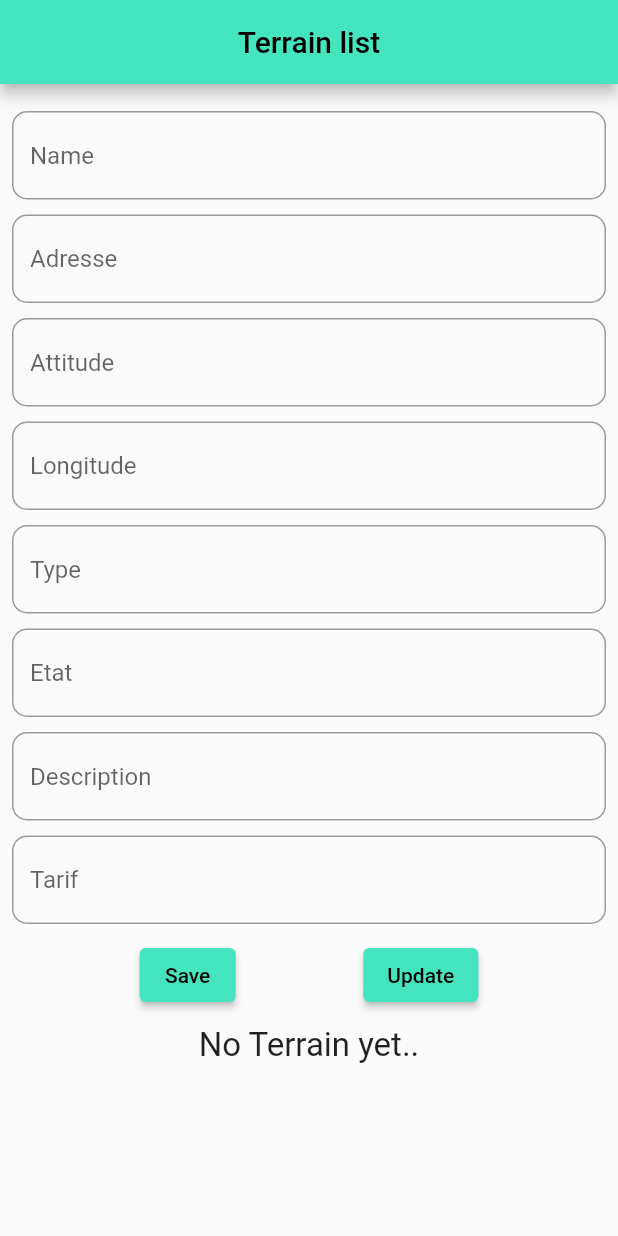
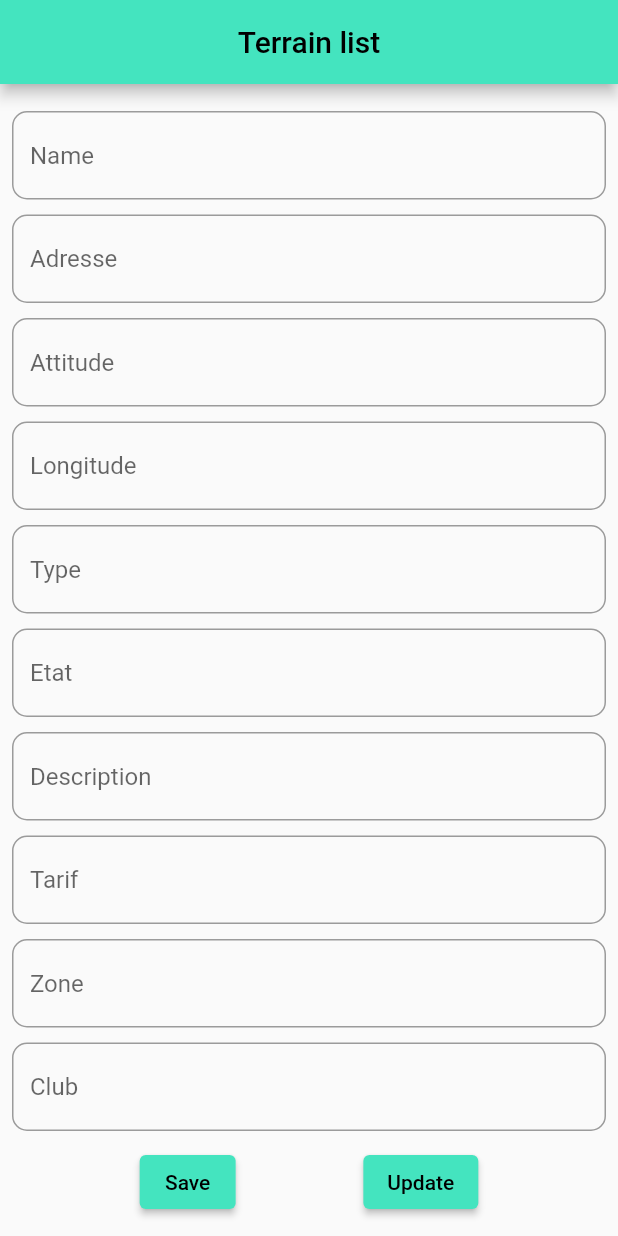
Before and after one commit to maalfiwissal/pfa_mobile1, a Flutter app: the screen it shows after launch, after a tap on "Update", on a phone screen of 412 x 824 dp. Run offline on Flutter 3.47's test engine with Material 2 defaults, Android fonts, the phone set to English and light mode, and no system bars.

Commit message:
First commit

```diff
--- a/project/lib/home_club.dart
+++ b/project/lib/home_club.dart
@@ -1,5 +1,7 @@
 import 'package:flutter/material.dart';
 import 'package:project/club.dart';
+
+
 
 class HomeClub extends StatefulWidget {
   const HomeClub({Key? key}) : super(key: key);
--- a/project/lib/home_terrain.dart
+++ b/project/lib/home_terrain.dart
@@ -1,5 +1,8 @@
+import 'package:project/terrain.dart';
+import 'package:project/zone.dart';
+import 'package:project/club.dart';
 import 'package:flutter/material.dart';
-import 'package:project/terrain.dart';
+
 
 class HomeTerrain extends StatefulWidget {
 
@@ -18,7 +21,10 @@ class _HomePageState extends State<HomeTerrain> {
   TextEditingController etatController = TextEditingController();
   TextEditingController descriptionController = TextEditingController();
   TextEditingController tarifController = TextEditingController();
+  TextEditingController zoneNameController = TextEditingController();
+  TextEditingController clubNameController = TextEditingController();
   List<Terrain> contacts = List.empty(growable: true);
+
 
   int selectedIndex = -1;
 
@@ -136,6 +142,28 @@ class _HomePageState extends State<HomeTerrain> {
             ),
             const SizedBox(height: 10),
 
+            TextField(
+              controller: zoneNameController,
+              decoration: const InputDecoration(
+                  hintText: 'Zone',
+                  border: OutlineInputBorder(
+                      borderRadius: BorderRadius.all(
+                    Radius.circular(10),
+                  ))),
+            ),
+            const SizedBox(height: 10),
+
+            TextField(
+              controller: clubNameController,
+              decoration: const InputDecoration(
+                  hintText: 'Club',
+                  border: OutlineInputBorder(
+                      borderRadius: BorderRadius.all(
+                    Radius.circular(10),
+                  ))),
+            ),
+            const SizedBox(height: 10),
+
             Row(
               mainAxisAlignment: MainAxisAlignment.spaceEvenly,
               children: [
@@ -150,9 +178,11 @@ class _HomePageState extends State<HomeTerrain> {
                       bool etat = etatController.text.trim()=='true';
                       String description = descriptionController.text.trim();
                       String tarif = tarifController.text.trim();
+                      String zoneName = zoneNameController.text.trim();
+                      String clubName = clubNameController.text.trim();
                       if (nom.isNotEmpty && adresse.isNotEmpty && attitude.isNotEmpty
                       && longitude.isNotEmpty && type.isNotEmpty && description.isNotEmpty
-                      && tarif.isNotEmpty) {
+                      && tarif.isNotEmpty && zoneName.isNotEmpty && clubName.isNotEmpty)  {
                         setState(() {
                           nomController.text = '';
                           adresseController.text = '';
@@ -162,8 +192,14 @@ class _HomePageState extends State<HomeTerrain> {
                           etatController.text='';
                           descriptionController.text='';
                           tarifController.text='';
-                          contacts.add(Terrain( terrainId:'',nom: nom, adresse:adresse, attitude:num.parse(attitude),
-                          longitude:num.parse(longitude), type:num.parse(type),etat:etat,description: description ,tarif:num.parse(tarif)));
+                          zoneNameController.text='';
+                          clubNameController.text='';
+
+                          Club newClub =Club(name: clubName);
+                          Zone newZone = Zone(name: zoneName);
+                          contacts.add (Terrain( terrainId:'',nom: nom, adresse:adresse, attitude:num.parse(attitude),
+                          longitude:num.parse(longitude), type:num.parse(type),etat:etat,description: description ,tarif:num.parse(tarif),
+                          zone:newZone, club: newClub ));
                         });
                       }
                       //
@@ -179,10 +215,12 @@ class _HomePageState extends State<HomeTerrain> {
                       String type =typeController.text.trim();
                       bool etat =etatController.text.trim()=='true';
                       String description = descriptionController.text.trim();
-                      String tarif =typeController.text.trim();
+                      String tarif =tarifController.text.trim();
+                      String zoneName =zoneNameController.text.trim();
+                      String clubName = clubNameController.text.trim();
                       if (nom.isNotEmpty && adresse.isNotEmpty && attitude.isNotEmpty && selectedIndex != -1
                       && longitude.isNotEmpty && type.isNotEmpty && description.isNotEmpty
-                      && tarif.isNotEmpty) {
+                      && tarif.isNotEmpty && zoneName.isNotEmpty && clubName.isNotEmpty) {
                         setState(() {
                           nomController.text = '';
                           adresseController.text = '';
@@ -192,6 +230,11 @@ class _HomePageState extends State<HomeTerrain> {
                           etatController.text='';
                           descriptionController.text='';
                           tarifController.text='';
+                          zoneNameController.text='';
+                          clubNameController.text='';
+
+                          Zone updatedZone = Zone(name: zoneName);
+                          Club updatedClub = Club(name: clubName);
                           contacts[selectedIndex].nom = nom;
                           contacts[selectedIndex].adresse = adresse;
                           contacts[selectedIndex].attitude = num.parse(attitude);
@@ -200,6 +243,8 @@ class _HomePageState extends State<HomeTerrain> {
                           contacts[selectedIndex].etat = etat;
                           contacts[selectedIndex].description = description;
                           contacts[selectedIndex].tarif = num.parse(tarif);
+                          contacts[selectedIndex].zone = updatedZone;
+                          contacts[selectedIndex].club = updatedClub;
                           selectedIndex = -1;
                         });
                       }
@@ -247,7 +292,8 @@ class _HomePageState extends State<HomeTerrain> {
             Text('etat: ${contacts[index].etat ? 'true' :'false'}',),
             Text('description: ${contacts[index].description }',),
             Text('tarif: ${contacts[index].tarif }',),
-
+            Text('zone: ${contacts[index].zone.name }',),
+            Text('club: ${contacts[index].club.name }',),
           ],
         ),
         trailing: SizedBox(
@@ -264,7 +310,9 @@ class _HomePageState extends State<HomeTerrain> {
                     typeController.text = contacts[index].type.toString();
                     etatController.text = contacts[index].etat.toString();
                     descriptionController.text = contacts[index].description;
-                    tarifController.text = contacts[index].toString();
+                    tarifController.text = contacts[index].tarif.toString();
+                    zoneNameController.text = contacts[index].zone.name.toString();
+                    clubNameController.text = contacts[index].club.name.toString();
                     setState(() {
                       selectedIndex = index;
                     });
--- a/project/lib/terrain.dart
+++ b/project/lib/terrain.dart
@@ -1,3 +1,7 @@
+import 'package:project/zone.dart';
+import 'package:project/club.dart';
+
+
 class Terrain {
   String terrainId;
   String nom;
@@ -8,10 +12,12 @@ class Terrain {
   bool etat;
   String description;
   num tarif;
+  Zone zone;
+  Club club;
 
 
   Terrain({required this.terrainId ,required this.nom,
   required this.adresse ,required this.attitude ,required this.longitude,
   required this.type, this.etat=true,required this.description,
-  required this.tarif});
+  required this.tarif, required this.zone, required this.club});
 }
```
